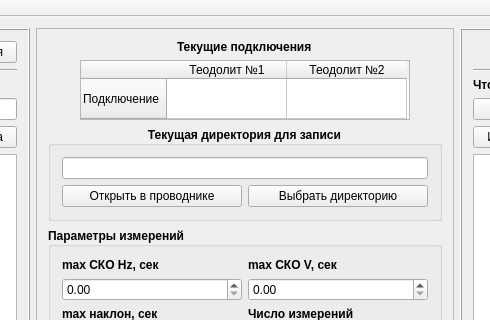
Old version of the form mainwindow.ui in the repository H4KC3R/theodolite; both pictures show x 398 to 888 and y 0 to 320 of the 1286 by 846 pixel window.
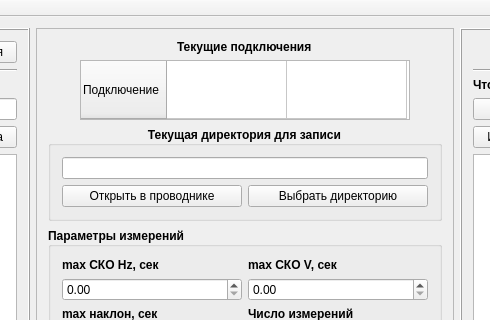
New version of the form. Custom widgets are drawn as their Qt base class.

Diff of the .ui file:
```diff
--- a/mainwindow.ui
+++ b/mainwindow.ui
@@ -633,7 +633,7 @@
           <bool>true</bool>
          </property>
          <attribute name="horizontalHeaderVisible">
-          <bool>true</bool>
+          <bool>false</bool>
          </attribute>
          <attribute name="horizontalHeaderDefaultSectionSize">
           <number>120</number>
```
